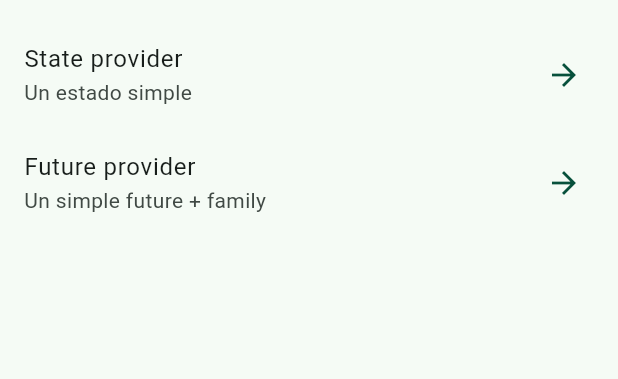
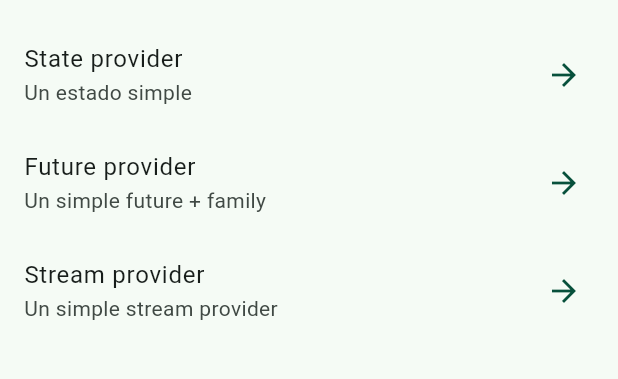
Before and after one commit to kervisvasquez1993/riverpod-riverapp, a Flutter app: the screen it shows after launch, on a phone screen of 412 x 824 dp, the part 63-442 px from its top. Run offline on Flutter 3.47's test engine with Material 3 defaults, Android fonts, the phone set to English and light mode, and no system bars; our stand-ins replace dio, flutter_riverpod, go_router, google_fonts; missing offline and left inert: random_name_generator.

Commit message:
stream prvider con random name

```diff
--- a/lib/config/helpers/random_generator.dart
+++ b/lib/config/helpers/random_generator.dart
@@ -5,4 +5,13 @@ class RandomGenerator {
     final randomNames = RandomNames(Zone.spain);
     return randomNames.fullName();
   }
+  static Stream<String> randomNamesStream(){
+    return Stream.periodic(
+      const Duration(seconds: 2),
+      (i){
+        print('Stream new value');
+        return getRandomName();
+      }
+    );
+  }
 }
--- a/lib/config/router/app_router.dart
+++ b/lib/config/router/app_router.dart
@@ -10,6 +10,9 @@ final appRouter = GoRouter(
     ),
     GoRoute(path: '/future-provider',
     builder: (context, state) => PokemonScreen(),
+    ),
+    GoRoute(path: '/stream-provider',
+    builder: (context, state) => StreamScreen(),
     )
   ]
 );
--- a/lib/presentation/providers/providers.dart
+++ b/lib/presentation/providers/providers.dart
@@ -1,2 +1,3 @@
 export 'random_name_provider.dart';
 export 'pokemon_provider.dart';
+export 'random_names_providers.dart';
--- a/lib/presentation/screens/home/home_screen.dart
+++ b/lib/presentation/screens/home/home_screen.dart
@@ -31,7 +31,11 @@ class _HomeScreenView extends StatelessWidget {
         _CustomListTile(
         title: 'Future provider',
         subtitle: 'Un simple future + family',
-        location: '/future-provider')
+        location: '/future-provider'),
+         _CustomListTile(
+        title: 'Stream provider',
+        subtitle: 'Un simple stream provider',
+        location: '/stream-provider')
       ],
     );
   }
--- a/lib/presentation/screens/screens.dart
+++ b/lib/presentation/screens/screens.dart
@@ -1,3 +1,4 @@
 export 'home/home_screen.dart';
 export '01_state_provider/state_provider_screen.dart';
 export '02_future_provider/pokemon_screen.dart';
+export '03_stream_provider/stream_screen.dart';
```
Also changed, not shown: lib/presentation/providers/random_names_providers.dart (added, +17 -0 lines), lib/presentation/screens/03_stream_provider/stream_screen.dart (added, +28 -0 lines).
